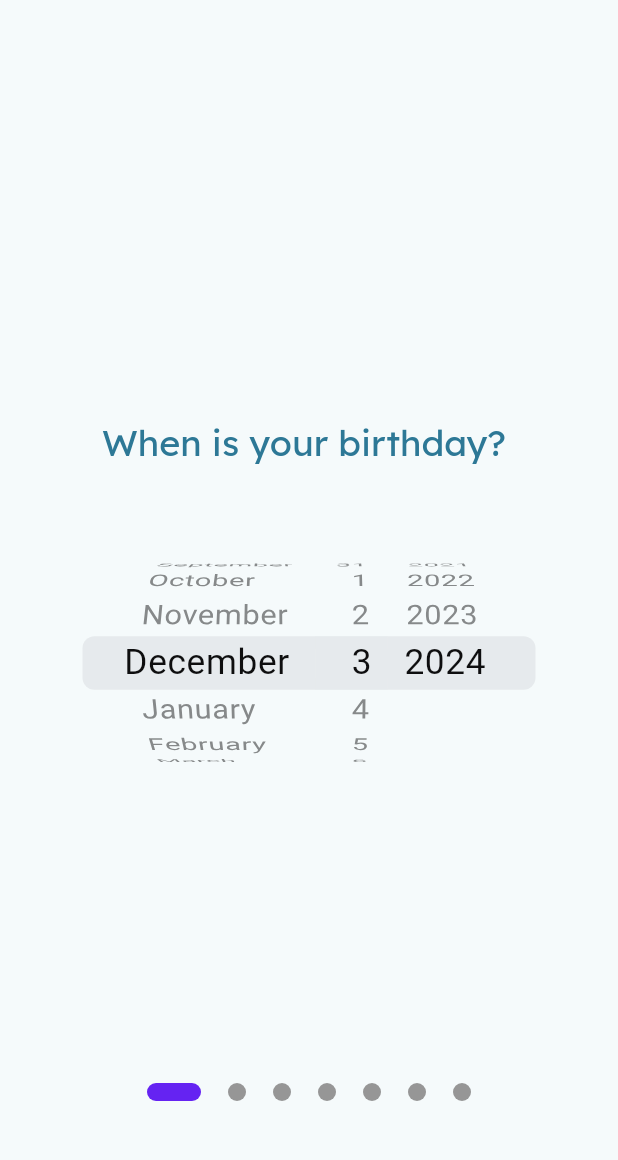
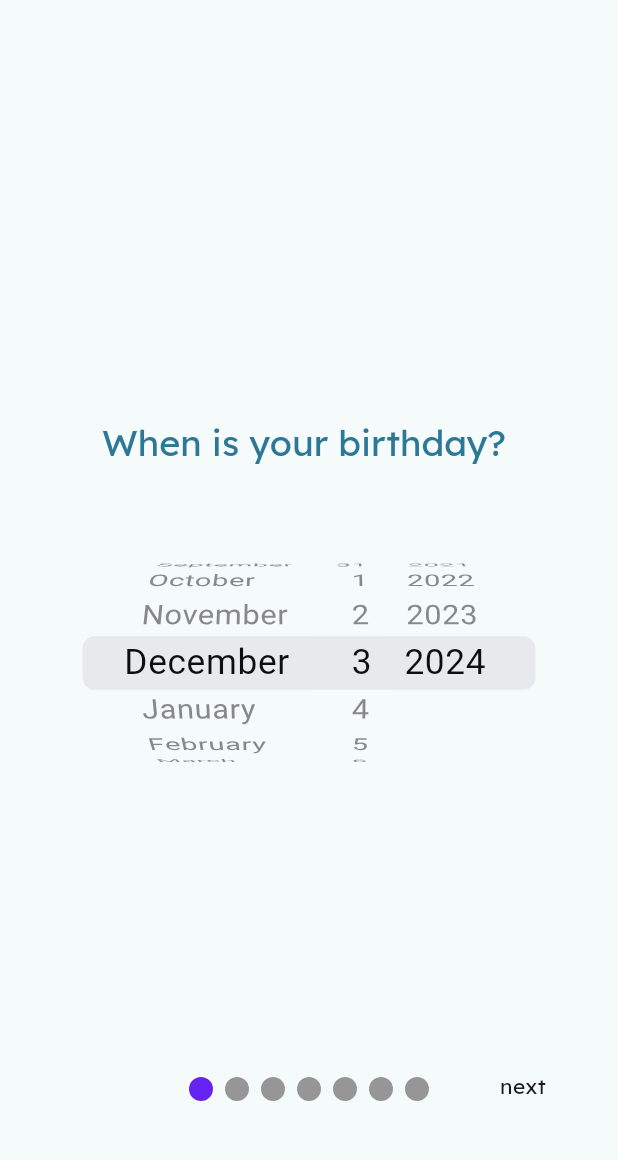
Before and after one commit to DCXan/apolli, a Flutter app: the screen it shows after launch, on a phone screen of 412 x 824 dp, the part 63-1223 px from its top. Run offline on Flutter 3.47's test engine with Material 3 defaults, Android fonts, the phone set to English and light mode, and no system bars; drawn by our look-alikes of smooth_page_indicator; our stand-ins replace flutter_riverpod, google_fonts; missing offline and left inert: us_states.

Commit message:
added navigation buttons and routing to navbar once onboarding flow ends

```diff
--- a/apolli/lib/onboarding/onboarding_flow.dart
+++ b/apolli/lib/onboarding/onboarding_flow.dart
@@ -5,6 +5,7 @@ import 'package:apolli/onboarding/onboarding_page_education.dart';
 import 'package:apolli/onboarding/onboarding_page_employment.dart';
 import 'package:apolli/onboarding/onboarding_page_home_ownership.dart';
 import 'package:apolli/onboarding/onboarding_page_state_residence.dart';
+import 'package:apolli/ui/navbar.dart';
 import 'package:flutter/material.dart';
 import 'package:smooth_page_indicator/smooth_page_indicator.dart';
 
@@ -24,6 +25,9 @@ class _OnboardingFlowState extends State<OnboardingFlow> {
         duration: const Duration(milliseconds: 250), curve: Curves.easeIn);
   }
 
+  bool onLastPage = false;
+  bool onFirstPage = true;
+
   @override
   Widget build(BuildContext context) {
     return Scaffold(
@@ -37,6 +41,12 @@ class _OnboardingFlowState extends State<OnboardingFlow> {
         children: [
           PageView(
             controller: _controller,
+            onPageChanged: (index) {
+              setState(() {
+                onLastPage = (index == 6);
+                onFirstPage = (index == 0);
+              });
+            },
             children: const [
               OnboardingPageDOB(),
               OnboardingPageGender(),
@@ -51,10 +61,10 @@ class _OnboardingFlowState extends State<OnboardingFlow> {
             alignment: Alignment.bottomCenter,
             padding: const EdgeInsets.only(bottom: 48),
             child: SmoothPageIndicator(
-              effect: const ExpandingDotsEffect(
-                  spacing: 18,
-                  dotWidth: 12,
-                  dotHeight: 12,
+              effect: const WormEffect(
+                  spacing: 8,
+                  dotWidth: 16,
+                  dotHeight: 16,
                   dotColor: Color.fromARGB(255, 150, 150, 150),
                   activeDotColor: Color.fromARGB(255, 101, 35, 242)),
               onDotClicked: (index) {
@@ -63,6 +73,47 @@ class _OnboardingFlowState extends State<OnboardingFlow> {
               controller: _controller,
               count: 7,
             ),
+          ),
+          Container(
+            alignment: Alignment.bottomCenter,
+            padding: const EdgeInsets.all(48),
+            child: Row(
+              mainAxisAlignment: MainAxisAlignment.spaceBetween,
+              children: [
+                onFirstPage
+                    ? Expanded(
+                        // will need to refactor this at some point
+                        child: GestureDetector(
+                          child: const Text(''),
+                        ),
+                      )
+                    : GestureDetector(
+                        child: const Text('back'),
+                        onTap: () {
+                          _controller.previousPage(
+                              duration: const Duration(milliseconds: 500),
+                              curve: Curves.easeInOut);
+                        },
+                      ),
+                onLastPage
+                    ? GestureDetector(
+                        child: const Text('finish'),
+                        onTap: () {
+                          Navigator.of(context).pushReplacement(
+                              MaterialPageRoute(
+                                  builder: (ctx) => const Navbar()));
+                        },
+                      )
+                    : GestureDetector(
+                        child: const Text('next'),
+                        onTap: () {
+                          _controller.nextPage(
+                              duration: const Duration(milliseconds: 500),
+                              curve: Curves.easeInOut);
+                        },
+                      )
+              ],
+            ),
           )
         ],
       ),
```
Also changed, not shown: apolli/lib/providers/user_profile_provider.dart (added, +9 -0 lines).
